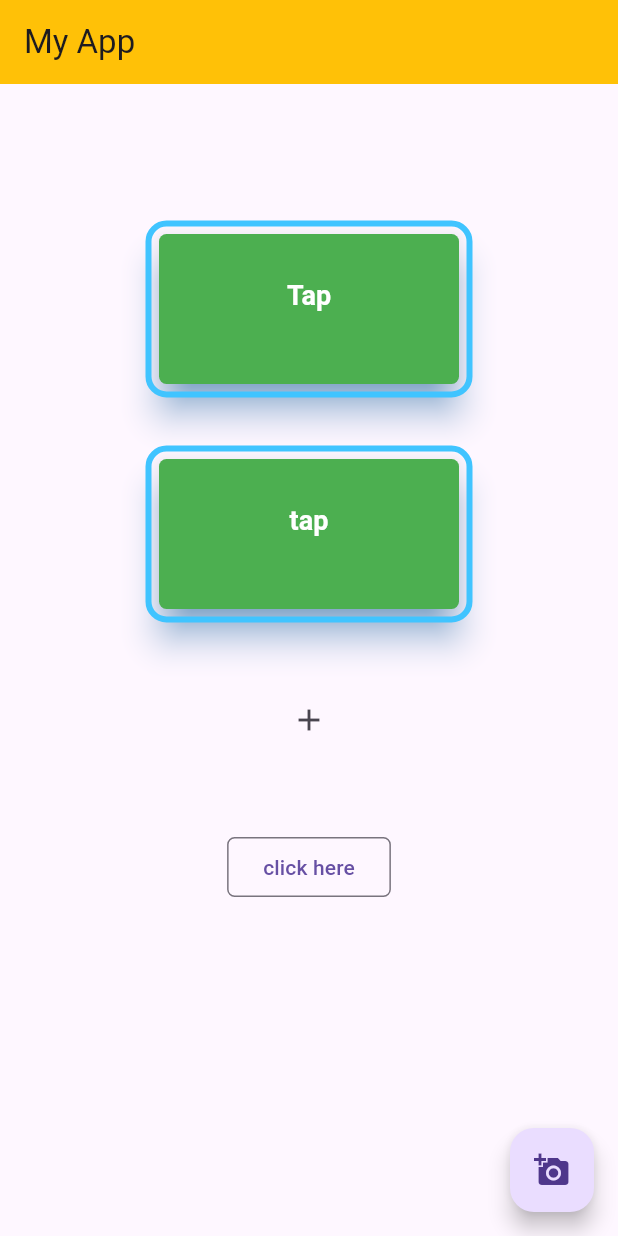
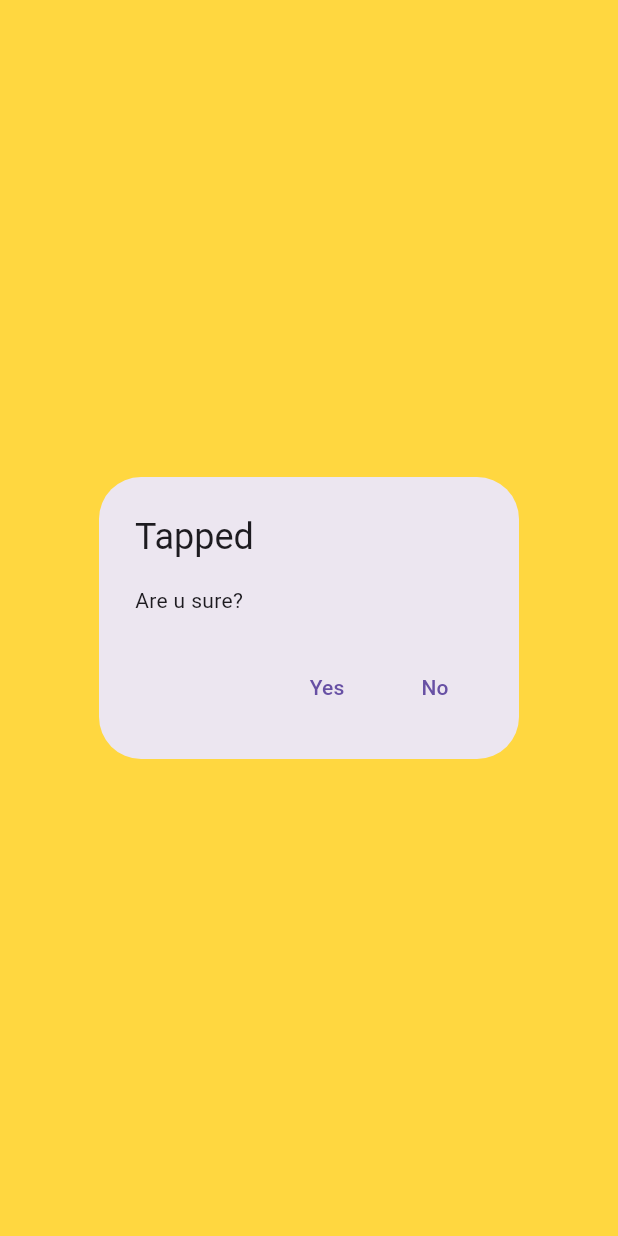
Before and after one commit to SAKIB0004/ostad_batch_8, a Flutter app: the screen it shows after launch, after a tap on "Tap", on a phone screen of 412 x 824 dp. Run offline on Flutter 3.47's test engine with Material 3 defaults, Android fonts, the phone set to English and light mode, and no system bars.

Commit message:
add buttons

```diff
--- a/lib/main.dart
+++ b/lib/main.dart
@@ -28,9 +28,10 @@
         ),
         body: Center(
           child: Column(
+            crossAxisAlignment: CrossAxisAlignment.start,
             children: [
               SizedBox(
-                height: 100,
+                height: 20,
               ),
               ElevatedButton(
                 style: ElevatedButton.styleFrom(
@@ -56,6 +57,28 @@
                   minimumSize: Size(200, 100),
                 ),
                 onPressed: () {
+                  showDialog(
+                      barrierColor: Colors.amberAccent,
+                      barrierDismissible: false,
+                      context: context,
+                      builder: (context) {
+                        return AlertDialog(
+                          title: Text("Tapped"),
+                          content: Text("Are u sure?"),
+                          actions: [
+                            TextButton(
+                                onPressed: () {
+                                  print("Tapped Yessss");
+                                },
+                                child: Text("Yes")),
+                            TextButton(
+                                onPressed: () {
+                                  print("Tapped Noooo");
+                                },
+                                child: Text("No")),
+                          ],
+                        );
+                      });
                   print("Tapped on elevated button 1");
                 },
                 child: Text("Tap"),
@@ -90,7 +113,7 @@
                 child: Text("tap"),
               ),
               SizedBox(
-                height: 50,
+                height: 20,
               ),
               IconButton(
                 onPressed: () {
@@ -99,7 +122,7 @@
                 icon: Icon(Icons.add),
               ),
               SizedBox(
-                height: 50,
+                height: 20,
               ),
               OutlinedButton(
                 style: IconButton.styleFrom(
@@ -112,6 +135,36 @@
                 },
                 child: Text("click here"),
               ),
+              SizedBox(
+                height: 20,
+              ),
+              GestureDetector(
+                onTap: () {
+                  print("just one click");
+                },
+                onDoubleTap: () {
+                  print("just double click");
+                },
+                onLongPress: () {
+                  print("on long press click");
+                },
+                onLongPressCancel: () {
+                  print("on long press cancel click");
+                },
+                child: Column(
+                  children: [
+                    Text("text"),
+                  ],
+                ),
+              ),
+              SizedBox(height: 20,),
+              InkWell(
+                splashColor: Colors.lightBlue,
+                onTap: () {
+                  print("Tapped Ink well");
+                },
+                child: Text("Ink Well "),
+              ),
             ],
           ),
         ),
```
